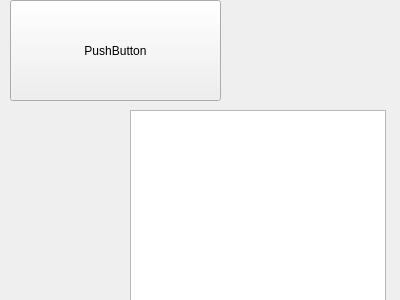
Before: the Qt Designer form profile.ui in Prabin-63/EMS, drawn with Qt 5.
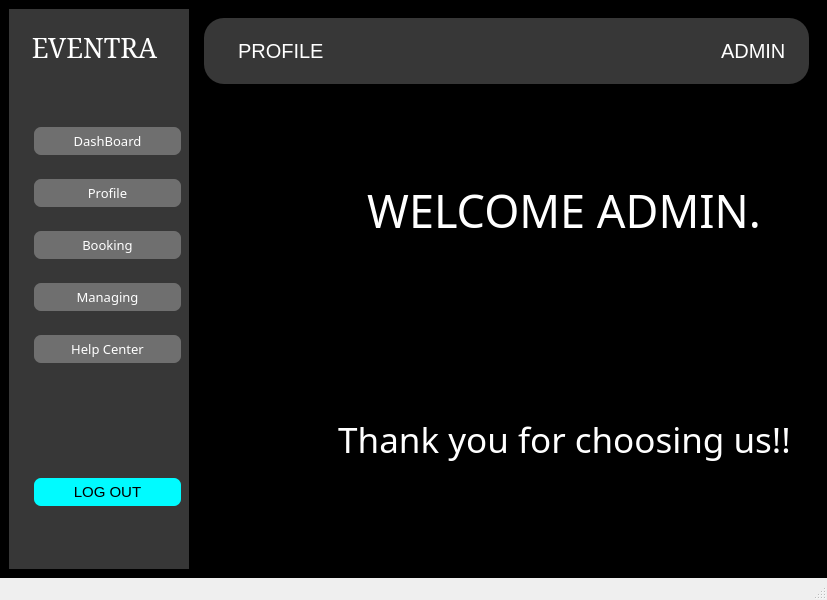
After: the same form once the commit is applied. Icons and pictures are not drawn.

The edit to the form file:
```diff
--- a/profile.ui
+++ b/profile.ui
@@ -1,41 +1,992 @@
 <?xml version="1.0" encoding="UTF-8"?>
 <ui version="4.0">
- <class>profile</class>
- <widget class="QWidget" name="profile">
+ <class>Profile</class>
+ <widget class="QMainWindow" name="Profile">
   <property name="geometry">
    <rect>
     <x>0</x>
     <y>0</y>
-    <width>400</width>
-    <height>300</height>
+    <width>800</width>
+    <height>600</height>
    </rect>
   </property>
   <property name="windowTitle">
    <string>Form</string>
   </property>
-  <widget class="QPushButton" name="filterButton">
+  <widget class="QWidget" name="centralwidget">
+   <property name="styleSheet">
+    <string notr="true">background-color: rgb(0, 0, 0);</string>
+   </property>
+   <layout class="QHBoxLayout" name="horizontalLayout_2">
+    <item>
+     <layout class="QHBoxLayout" name="horizontalLayout">
+      <item>
+       <widget class="QWidget" name="widget" native="true">
+        <property name="sizePolicy">
+         <sizepolicy hsizetype="Fixed" vsizetype="Preferred">
+          <horstretch>0</horstretch>
+          <verstretch>0</verstretch>
+         </sizepolicy>
+        </property>
+        <property name="minimumSize">
+         <size>
+          <width>180</width>
+          <height>0</height>
+         </size>
+        </property>
+        <property name="styleSheet">
+         <string notr="true">background-color:rgb(55,55,55);</string>
+        </property>
+        <widget class="QWidget" name="LeftSidebar" native="true">
+         <property name="geometry">
+          <rect>
+           <x>-10</x>
+           <y>0</y>
+           <width>191</width>
+           <height>551</height>
+          </rect>
+         </property>
+         <property name="sizePolicy">
+          <sizepolicy hsizetype="Fixed" vsizetype="Preferred">
+           <horstretch>0</horstretch>
+           <verstretch>0</verstretch>
+          </sizepolicy>
+         </property>
+         <property name="minimumSize">
+          <size>
+           <width>180</width>
+           <height>0</height>
+          </size>
+         </property>
+         <property name="styleSheet">
+          <string notr="true">QWidget{
+	background-color: rgb(55, 55, 55);
+}</string>
+         </property>
+         <layout class="QVBoxLayout" name="verticalLayout_5">
+          <item>
+           <layout class="QVBoxLayout" name="verticalLayout_6">
+            <item>
+             <widget class="QLabel" name="label_8">
+              <property name="font">
+               <font>
+                <family>SimSun</family>
+                <pointsize>20</pointsize>
+               </font>
+              </property>
+              <property name="styleSheet">
+               <string notr="true">QLabel{
+padding-top:20px;
+color:white;
+}</string>
+              </property>
+              <property name="text">
+               <string>EVENTRA</string>
+              </property>
+              <property name="alignment">
+               <set>Qt::AlignmentFlag::AlignCenter</set>
+              </property>
+             </widget>
+            </item>
+           </layout>
+          </item>
+          <item>
+           <spacer name="verticalSpacer">
+            <property name="orientation">
+             <enum>Qt::Orientation::Vertical</enum>
+            </property>
+            <property name="sizeHint" stdset="0">
+             <size>
+              <width>20</width>
+              <height>40</height>
+             </size>
+            </property>
+           </spacer>
+          </item>
+          <item>
+           <widget class="QWidget" name="widget_8" native="true">
+            <property name="sizePolicy">
+             <sizepolicy hsizetype="Preferred" vsizetype="Fixed">
+              <horstretch>0</horstretch>
+              <verstretch>0</verstretch>
+             </sizepolicy>
+            </property>
+            <property name="minimumSize">
+             <size>
+              <width>0</width>
+              <height>40</height>
+             </size>
+            </property>
+            <layout class="QHBoxLayout" name="horizontalLayout_11">
+             <item>
+              <layout class="QHBoxLayout" name="horizontalLayout_12">
+               <item>
+                <widget class="QLabel" name="label_9">
+                 <property name="sizePolicy">
+                  <sizepolicy hsizetype="Fixed" vsizetype="Fixed">
+                   <horstretch>0</horstretch>
+                   <verstretch>0</verstretch>
+                  </sizepolicy>
+                 </property>
+                 <property name="minimumSize">
+                  <size>
+                   <width>20</width>
+                   <height>20</height>
+                  </size>
+                 </property>
+                 <property name="maximumSize">
+                  <size>
+                   <width>20</width>
+                   <height>20</height>
+                  </size>
+                 </property>
+                 <property name="text">
+                  <string/>
+                 </property>
+                 <property name="pixmap">
+                  <pixmap resource="resources.qrc">:/resources/icons8-dashboard-50.png</pixmap>
+                 </property>
+                 <property name="scaledContents">
+                  <bool>true</bool>
+                 </property>
+                </widget>
+               </item>
+               <item>
+                <widget class="QPushButton" name="dashboard_2">
+                 <property name="font">
+                  <font>
+                   <family>Segoe Fluent Icons</family>
+                   <pointsize>10</pointsize>
+                  </font>
+                 </property>
+                 <property name="styleSheet">
+                  <string notr="true">QPushButton{
+color:white;
+	background-color: rgb(111, 111, 111);
+padding:5px;
+border:none;
+border-radius:7px;
+}
+QPushButton:hover{
+	background-color: rgb(188, 0, 188);
+}</string>
+                 </property>
+                 <property name="text">
+                  <string>DashBoard</string>
+                 </property>
+                </widget>
+               </item>
+              </layout>
+             </item>
+            </layout>
+           </widget>
+          </item>
+          <item>
+           <widget class="QWidget" name="widget_9" native="true">
+            <property name="sizePolicy">
+             <sizepolicy hsizetype="Preferred" vsizetype="Fixed">
+              <horstretch>0</horstretch>
+              <verstretch>0</verstretch>
+             </sizepolicy>
+            </property>
+            <property name="minimumSize">
+             <size>
+              <width>0</width>
+              <height>40</height>
+             </size>
+            </property>
+            <layout class="QHBoxLayout" name="horizontalLayout_13">
+             <item>
+              <layout class="QHBoxLayout" name="horizontalLayout_14">
+               <item>
+                <widget class="QLabel" name="label_10">
+                 <property name="sizePolicy">
+                  <sizepolicy hsizetype="Fixed" vsizetype="Fixed">
+                   <horstretch>0</horstretch>
+                   <verstretch>0</verstretch>
+                  </sizepolicy>
+                 </property>
+                 <property name="minimumSize">
+                  <size>
+                   <width>20</width>
+                   <height>20</height>
+                  </size>
+                 </property>
+                 <property name="maximumSize">
+                  <size>
+                   <width>20</width>
+                   <height>20</height>
+                  </size>
+                 </property>
+                 <property name="text">
+                  <string/>
+                 </property>
+                 <property name="pixmap">
+                  <pixmap resource="resources.qrc">:/resources/icons8-profile-48.png</pixmap>
+                 </property>
+                 <property name="scaledContents">
+                  <bool>true</bool>
+                 </property>
+                </widget>
+               </item>
+               <item>
+                <widget class="QPushButton" name="Profile_2">
+                 <property name="font">
+                  <font>
+                   <family>Segoe Fluent Icons</family>
+                   <pointsize>10</pointsize>
+                  </font>
+                 </property>
+                 <property name="styleSheet">
+                  <string notr="true">QPushButton{
+color:white;
+	background-color: rgb(111, 111, 111);
+padding:5px;
+border:none;
+border-radius:7px;
+}
+QPushButton:hover{
+	background-color: rgb(188, 0, 188);
+}</string>
+                 </property>
+                 <property name="text">
+                  <string>Profile</string>
+                 </property>
+                </widget>
+               </item>
+              </layout>
+             </item>
+            </layout>
+           </widget>
+          </item>
+          <item>
+           <widget class="QWidget" name="widget_10" native="true">
+            <property name="sizePolicy">
+             <sizepolicy hsizetype="Preferred" vsizetype="Fixed">
+              <horstretch>0</horstretch>
+              <verstretch>0</verstretch>
+             </sizepolicy>
+            </property>
+            <property name="minimumSize">
+             <size>
+              <width>0</width>
+              <height>40</height>
+             </size>
+            </property>
+            <layout class="QHBoxLayout" name="horizontalLayout_15">
+             <item>
+              <layout class="QHBoxLayout" name="horizontalLayout_16">
+               <item>
+                <widget class="QLabel" name="label_11">
+                 <property name="sizePolicy">
+                  <sizepolicy hsizetype="Fixed" vsizetype="Fixed">
+                   <horstretch>0</horstretch>
+                   <verstretch>0</verstretch>
+                  </sizepolicy>
+                 </property>
+                 <property name="minimumSize">
+                  <size>
+                   <width>20</width>
+                   <height>20</height>
+                  </size>
+                 </property>
+                 <property name="maximumSize">
+                  <size>
+                   <width>20</width>
+                   <height>20</height>
+                  </size>
+                 </property>
+                 <property name="text">
+                  <string/>
+                 </property>
+                 <property name="pixmap">
+                  <pixmap resource="resources.qrc">:/resources/icons8-booking-48.png</pixmap>
+                 </property>
+                 <property name="scaledContents">
+                  <bool>true</bool>
+                 </property>
+                </widget>
+               </item>
+               <item>
+                <widget class="QPushButton" name="Booking">
+                 <property name="font">
+                  <font>
+                   <family>Segoe Fluent Icons</family>
+                   <pointsize>10</pointsize>
+                  </font>
+                 </property>
+                 <property name="styleSheet">
+                  <string notr="true">QPushButton{
+color:white;
+	background-color: rgb(111, 111, 111);
+padding:5px;
+border:none;
+border-radius:7px;
+}
+QPushButton:hover{
+	background-color: rgb(188, 0, 188);
+}</string>
+                 </property>
+                 <property name="text">
+                  <string>Booking</string>
+                 </property>
+                </widget>
+               </item>
+              </layout>
+             </item>
+            </layout>
+           </widget>
+          </item>
+          <item>
+           <widget class="QWidget" name="widget_11" native="true">
+            <property name="sizePolicy">
+             <sizepolicy hsizetype="Preferred" vsizetype="Fixed">
+              <horstretch>0</horstretch>
+              <verstretch>0</verstretch>
+             </sizepolicy>
+            </property>
+            <property name="minimumSize">
+             <size>
+              <width>0</width>
+              <height>40</height>
+             </size>
+            </property>
+            <layout class="QHBoxLayout" name="horizontalLayout_17">
+             <item>
+              <layout class="QHBoxLayout" name="horizontalLayout_18">
+               <item>
+                <widget class="QLabel" name="label_12">
+                 <property name="sizePolicy">
+                  <sizepolicy hsizetype="Fixed" vsizetype="Fixed">
+                   <horstretch>0</horstretch>
+                   <verstretch>0</verstretch>
+                  </sizepolicy>
+                 </property>
+                 <property name="minimumSize">
+                  <size>
+                   <width>20</width>
+                   <height>20</height>
+                  </size>
+                 </property>
+                 <property name="maximumSize">
+                  <size>
+                   <width>20</width>
+                   <height>20</height>
+                  </size>
+                 </property>
+                 <property name="text">
+                  <string/>
+                 </property>
+                 <property name="pixmap">
+                  <pixmap resource="resources.qrc">:/resources/icons8-hierarchy-48.png</pixmap>
+                 </property>
+                 <property name="scaledContents">
+                  <bool>true</bool>
+                 </property>
+                </widget>
+               </item>
+               <item>
+                <widget class="QPushButton" name="Managing">
+                 <property name="font">
+                  <font>
+                   <family>Segoe Fluent Icons</family>
+                   <pointsize>10</pointsize>
+                  </font>
+                 </property>
+                 <property name="styleSheet">
+                  <string notr="true">QPushButton{
+color:white;
+	background-color: rgb(111, 111, 111);
+padding:5px;
+border:none;
+border-radius:7px;
+}
+QPushButton:hover{
+	background-color: rgb(188, 0, 188);
+}</string>
+                 </property>
+                 <property name="text">
+                  <string>Managing</string>
+                 </property>
+                </widget>
+               </item>
+              </layout>
+             </item>
+            </layout>
+           </widget>
+          </item>
+          <item>
+           <widget class="QWidget" name="widget_12" native="true">
+            <property name="sizePolicy">
+             <sizepolicy hsizetype="Preferred" vsizetype="Fixed">
+              <horstretch>0</horstretch>
+              <verstretch>0</verstretch>
+             </sizepolicy>
+            </property>
+            <property name="minimumSize">
+             <size>
+              <width>0</width>
+              <height>40</height>
+             </size>
+            </property>
+            <layout class="QHBoxLayout" name="horizontalLayout_19">
+             <item>
+              <layout class="QHBoxLayout" name="horizontalLayout_20">
+               <item>
+                <widget class="QLabel" name="label_13">
+                 <property name="sizePolicy">
+                  <sizepolicy hsizetype="Fixed" vsizetype="Fixed">
+                   <horstretch>0</horstretch>
+                   <verstretch>0</verstretch>
+                  </sizepolicy>
+                 </property>
+                 <property name="minimumSize">
+                  <size>
+                   <width>20</width>
+                   <height>20</height>
+                  </size>
+                 </property>
+                 <property name="maximumSize">
+                  <size>
+                   <width>20</width>
+                   <height>20</height>
+                  </size>
+                 </property>
+                 <property name="text">
+                  <string/>
+                 </property>
+                 <property name="pixmap">
+                  <pixmap resource="resources.qrc">:/resources/icons8-help-center-48.png</pixmap>
+                 </property>
+                 <property name="scaledContents">
+                  <bool>true</bool>
+                 </property>
+                </widget>
+               </item>
+               <item>
+                <widget class="QPushButton" name="Help_Center">
+                 <property name="font">
+                  <font>
+                   <family>Segoe Fluent Icons</family>
+                   <pointsize>10</pointsize>
+                  </font>
+                 </property>
+                 <property name="styleSheet">
+                  <string notr="true">QPushButton{
+color:white;
+	background-color: rgb(111, 111, 111);
+padding:5px;
+border:none;
+border-radius:7px;
+}
+QPushButton:hover{
+	background-color: rgb(188, 0, 188);
+}</string>
+                 </property>
+                 <property name="text">
+                  <string>Help Center</string>
+                 </property>
+                </widget>
+               </item>
+              </layout>
+             </item>
+            </layout>
+           </widget>
+          </item>
+          <item>
+           <spacer name="verticalSpacer_2">
+            <property name="orientation">
+             <enum>Qt::Orientation::Vertical</enum>
+            </property>
+            <property name="sizeHint" stdset="0">
+             <size>
+              <width>20</width>
+              <height>40</height>
+             </size>
+            </property>
+           </spacer>
+          </item>
+          <item>
+           <spacer name="verticalSpacer_4">
+            <property name="orientation">
+             <enum>Qt::Orientation::Vertical</enum>
+            </property>
+            <property name="sizeHint" stdset="0">
+             <size>
+              <width>20</width>
+              <height>40</height>
+             </size>
+            </property>
+           </spacer>
+          </item>
+          <item>
+           <widget class="QWidget" name="widget_13" native="true">
+            <property name="sizePolicy">
+             <sizepolicy hsizetype="Preferred" vsizetype="Fixed">
+              <horstretch>0</horstretch>
+              <verstretch>0</verstretch>
+             </sizepolicy>
+            </property>
+            <property name="minimumSize">
+             <size>
+              <width>0</width>
+              <height>40</height>
+             </size>
+            </property>
+            <layout class="QHBoxLayout" name="horizontalLayout_21">
+             <item>
+              <layout class="QHBoxLayout" name="horizontalLayout_22">
+               <item>
+                <widget class="QLabel" name="label_14">
+                 <property name="sizePolicy">
+                  <sizepolicy hsizetype="Fixed" vsizetype="Fixed">
+                   <horstretch>0</horstretch>
+                   <verstretch>0</verstretch>
+                  </sizepolicy>
+                 </property>
+                 <property name="minimumSize">
+                  <size>
+                   <width>20</width>
+                   <height>20</height>
+                  </size>
+                 </property>
+                 <property name="maximumSize">
+                  <size>
+                   <width>20</width>
+                   <height>20</height>
+                  </size>
+                 </property>
+                 <property name="text">
+                  <string/>
+                 </property>
+                 <property name="pixmap">
+                  <pixmap resource="resources.qrc">:/resources/icons8-log-out-48.png</pixmap>
+                 </property>
+                 <property name="scaledContents">
+                  <bool>true</bool>
+                 </property>
+                </widget>
+               </item>
+               <item>
+                <widget class="QPushButton" name="pushButton_6">
+                 <property name="font">
+                  <font>
+                   <pointsize>11</pointsize>
+                  </font>
+                 </property>
+                 <property name="styleSheet">
+                  <string notr="true">QPushButton{
+color:black;
+	
+	background-color: rgb(0, 251, 255);
+padding:5px;
+border:none;
+border-radius:7px;
+}
+QPushButton:hover{
+	background-color: rgb(188, 0, 188);
+color:white;
+}</string>
+                 </property>
+                 <property name="text">
+                  <string>LOG OUT</string>
+                 </property>
+                </widget>
+               </item>
+              </layout>
+             </item>
+            </layout>
+           </widget>
+          </item>
+          <item>
+           <spacer name="verticalSpacer_3">
+            <property name="orientation">
+             <enum>Qt::Orientation::Vertical</enum>
+            </property>
+            <property name="sizeHint" stdset="0">
+             <size>
+              <width>20</width>
+              <height>40</height>
+             </size>
+            </property>
+           </spacer>
+          </item>
+         </layout>
+        </widget>
+       </widget>
+      </item>
+      <item>
+       <widget class="QWidget" name="widget_2" native="true">
+        <layout class="QVBoxLayout" name="verticalLayout_2">
+         <item>
+          <layout class="QVBoxLayout" name="verticalLayout">
+           <item>
+            <widget class="QWidget" name="widget_3" native="true">
+             <property name="sizePolicy">
+              <sizepolicy hsizetype="Preferred" vsizetype="Fixed">
+               <horstretch>0</horstretch>
+               <verstretch>0</verstretch>
+              </sizepolicy>
+             </property>
+             <property name="minimumSize">
+              <size>
+               <width>0</width>
+               <height>60</height>
+              </size>
+             </property>
+             <property name="styleSheet">
+              <string notr="true">background-color:rgb(55,55,55);
+border-radius:20px;</string>
+             </property>
+             <layout class="QHBoxLayout" name="horizontalLayout_8">
+              <item>
+               <layout class="QHBoxLayout" name="horizontalLayout_7">
+                <item>
+                 <widget class="QLabel" name="label_5">
+                  <property name="font">
+                   <font>
+                    <pointsize>15</pointsize>
+                   </font>
+                  </property>
+                  <property name="styleSheet">
+                   <string notr="true">color:white;
+padding-left:20px;</string>
+                  </property>
+                  <property name="text">
+                   <string>PROFILE</string>
+                  </property>
+                 </widget>
+                </item>
+                <item>
+                 <widget class="QWidget" name="widget_7" native="true">
+                  <property name="sizePolicy">
+                   <sizepolicy hsizetype="Fixed" vsizetype="Preferred">
+                    <horstretch>0</horstretch>
+                    <verstretch>0</verstretch>
+                   </sizepolicy>
+                  </property>
+                  <property name="minimumSize">
+                   <size>
+                    <width>80</width>
+                    <height>0</height>
+                   </size>
+                  </property>
+                  <layout class="QHBoxLayout" name="horizontalLayout_10">
+                   <item>
+                    <layout class="QHBoxLayout" name="horizontalLayout_9">
+                     <item>
+                      <widget class="QLabel" name="label_7">
+                       <property name="sizePolicy">
+                        <sizepolicy hsizetype="Fixed" vsizetype="Fixed">
+                         <horstretch>0</horstretch>
+                         <verstretch>0</verstretch>
+                        </sizepolicy>
+                       </property>
+                       <property name="minimumSize">
+                        <size>
+                         <width>30</width>
+                         <height>30</height>
+                        </size>
+                       </property>
+                       <property name="maximumSize">
+                        <size>
+                         <width>30</width>
+                         <height>30</height>
+                        </size>
+                       </property>
+                       <property name="text">
+                        <string/>
+                       </property>
+                       <property name="pixmap">
+                        <pixmap resource="resources.qrc">:/resources/icons8-name-50.png</pixmap>
+                       </property>
+                       <property name="scaledContents">
+                        <bool>true</bool>
+                       </property>
+                      </widget>
+                     </item>
+                     <item>
+                      <widget class="QLabel" name="label_6">
+                       <property name="font">
+                        <font>
+                         <pointsize>15</pointsize>
+                        </font>
+                       </property>
+                       <property name="styleSheet">
+                        <string notr="true">color:white;
+padding-left:20px;</string>
+                       </property>
+                       <property name="text">
+                        <string>ADMIN</string>
+                       </property>
+                      </widget>
+                     </item>
+                    </layout>
+                   </item>
+                  </layout>
+                 </widget>
+                </item>
+               </layout>
+              </item>
+             </layout>
+            </widget>
+           </item>
+           <item>
+            <widget class="QWidget" name="widget_4" native="true">
+             <layout class="QVBoxLayout" name="verticalLayout_4">
+              <item>
+               <layout class="QVBoxLayout" name="verticalLayout_3">
+                <item>
+                 <widget class="QWidget" name="widget_5" native="true">
+                  <layout class="QHBoxLayout" name="horizontalLayout_4">
+                   <item>
+                    <layout class="QHBoxLayout" name="horizontalLayout_3">
+                     <item>
+                      <spacer name="horizontalSpacer">
+                       <property name="orientation">
+                        <enum>Qt::Orientation::Horizontal</enum>
+                       </property>
+                       <property name="sizeHint" stdset="0">
+                        <size>
+                         <width>40</width>
+                         <height>20</height>
+                        </size>
+                       </property>
+                      </spacer>
+                     </item>
+                     <item>
+                      <widget class="QLabel" name="label_2">
+                       <property name="sizePolicy">
+                        <sizepolicy hsizetype="Fixed" vsizetype="Fixed">
+                         <horstretch>0</horstretch>
+                         <verstretch>0</verstretch>
+                        </sizepolicy>
+                       </property>
+                       <property name="minimumSize">
+                        <size>
+                         <width>80</width>
+                         <height>80</height>
+                        </size>
+                       </property>
+                       <property name="maximumSize">
+                        <size>
+                         <width>80</width>
+                         <height>80</height>
+                        </size>
+                       </property>
+                       <property name="text">
+                        <string/>
+                       </property>
+                       <property name="pixmap">
+                        <pixmap resource="resources.qrc">:/resources/USER LOGIN (6).jpg</pixmap>
+                       </property>
+                       <property name="scaledContents">
+                        <bool>true</bool>
+                       </property>
+                      </widget>
+                     </item>
+                     <item>
+                      <spacer name="horizontalSpacer_2">
+                       <property name="orientation">
+                        <enum>Qt::Orientation::Horizontal</enum>
+                       </property>
+                       <property name="sizeHint" stdset="0">
+                        <size>
+                         <width>40</width>
+                         <height>20</height>
+                        </size>
+                       </property>
+                      </spacer>
+                     </item>
+                     <item>
+                      <widget class="QLabel" name="label">
+                       <property name="font">
+                        <font>
+                         <family>Rockwell</family>
+                         <pointsize>34</pointsize>
+                        </font>
+                       </property>
+                       <property name="styleSheet">
+                        <string notr="true">color:white;
+padding-left:30px;</string>
+                       </property>
+                       <property name="text">
+                        <string>WELCOME ADMIN.</string>
+                       </property>
+                       <property name="alignment">
+                        <set>Qt::AlignmentFlag::AlignCenter</set>
+                       </property>
+                      </widget>
+                     </item>
+                     <item>
+                      <spacer name="horizontalSpacer_6">
+                       <property name="orientation">
+                        <enum>Qt::Orientation::Horizontal</enum>
+                       </property>
+                       <property name="sizeHint" stdset="0">
+                        <size>
+                         <width>40</width>
+                         <height>20</height>
+                        </size>
+                       </property>
+                      </spacer>
+                     </item>
+                     <item>
+                      <spacer name="horizontalSpacer_5">
+                       <property name="orientation">
+                        <enum>Qt::Orientation::Horizontal</enum>
+                       </property>
+                       <property name="sizeHint" stdset="0">
+                        <size>
+                         <width>40</width>
+                         <height>20</height>
+                        </size>
+                       </property>
+                      </spacer>
+                     </item>
+                    </layout>
+                   </item>
+                  </layout>
+                 </widget>
+                </item>
+                <item>
+                 <widget class="QWidget" name="widget_6" native="true">
+                  <layout class="QHBoxLayout" name="horizontalLayout_6">
+                   <item>
+                    <layout class="QHBoxLayout" name="horizontalLayout_5">
+                     <item>
+                      <spacer name="horizontalSpacer_3">
+                       <property name="orientation">
+                        <enum>Qt::Orientation::Horizontal</enum>
+                       </property>
+                       <property name="sizeHint" stdset="0">
+                        <size>
+                         <width>40</width>
+                         <height>20</height>
+                        </size>
+                       </property>
+                      </spacer>
+                     </item>
+                     <item>
+                      <widget class="QLabel" name="label_4">
+                       <property name="sizePolicy">
+                        <sizepolicy hsizetype="Fixed" vsizetype="Fixed">
+                         <horstretch>0</horstretch>
+                         <verstretch>0</verstretch>
+                        </sizepolicy>
+                       </property>
+                       <property name="minimumSize">
+                        <size>
+                         <width>80</width>
+                         <height>80</height>
+                        </size>
+                       </property>
+                       <property name="maximumSize">
+                        <size>
+                         <width>80</width>
+                         <height>80</height>
+                        </size>
+                       </property>
+                       <property name="text">
+                        <string/>
+                       </property>
+                       <property name="pixmap">
+                        <pixmap resource="resources.qrc">:/resources/event (1).png</pixmap>
+                       </property>
+                       <property name="scaledContents">
+                        <bool>true</bool>
+                       </property>
+                      </widget>
+                     </item>
+                     <item>
+                      <spacer name="horizontalSpacer_4">
+                       <property name="orientation">
+                        <enum>Qt::Orientation::Horizontal</enum>
+                       </property>
+                       <property name="sizeHint" stdset="0">
+                        <size>
+                         <width>40</width>
+                         <height>20</height>
+                        </size>
+                       </property>
+                      </spacer>
+                     </item>
+                     <item>
+                      <widget class="QLabel" name="label_3">
+                       <property name="font">
+                        <font>
+                         <family>Rockwell</family>
+                         <pointsize>26</pointsize>
+                        </font>
+                       </property>
+                       <property name="styleSheet">
+                        <string notr="true">color:white;
+padding-left:30px;</string>
+                       </property>
+                       <property name="text">
+                        <string>Thank you for choosing us!!</string>
+                       </property>
+                       <property name="alignment">
+                        <set>Qt::AlignmentFlag::AlignCenter</set>
+                       </property>
+                      </widget>
+                     </item>
+                     <item>
+                      <spacer name="horizontalSpacer_8">
+                       <property name="orientation">
+                        <enum>Qt::Orientation::Horizontal</enum>
+                       </property>
+                       <property name="sizeHint" stdset="0">
+                        <size>
+                         <width>40</width>
+                         <height>20</height>
+                        </size>
+                       </property>
+                      </spacer>
+                     </item>
+                     <item>
+                      <spacer name="horizontalSpacer_7">
+                       <property name="orientation">
+                        <enum>Qt::Orientation::Horizontal</enum>
+                       </property>
+                       <property name="sizeHint" stdset="0">
+                        <size>
+                         <width>40</width>
+                         <height>20</height>
+                        </size>
+                       </property>
+                      </spacer>
+                     </item>
+                    </layout>
+                   </item>
+                  </layout>
+                 </widget>
+                </item>
+               </layout>
+              </item>
+             </layout>
+            </widget>
+           </item>
+          </layout>
+         </item>
+        </layout>
+       </widget>
+      </item>
+     </layout>
+    </item>
+   </layout>
+  </widget>
+  <widget class="QMenuBar" name="menubar">
    <property name="geometry">
     <rect>
-     <x>10</x>
+     <x>0</x>
      <y>0</y>
-     <width>211</width>
-     <height>101</height>
+     <width>800</width>
+     <height>18</height>
     </rect>
    </property>
-   <property name="text">
-    <string>PushButton</string>
-   </property>
   </widget>
-  <widget class="QTableWidget" name="tableWidget">
-   <property name="geometry">
-    <rect>
-     <x>130</x>
-     <y>110</y>
-     <width>256</width>
-     <height>192</height>
-    </rect>
-   </property>
-  </widget>
+  <widget class="QStatusBar" name="statusbar"/>
  </widget>
  <resources/>
  <connections/>
```
Left out of the diff: 6 changed lines with no effect on the pictures.
